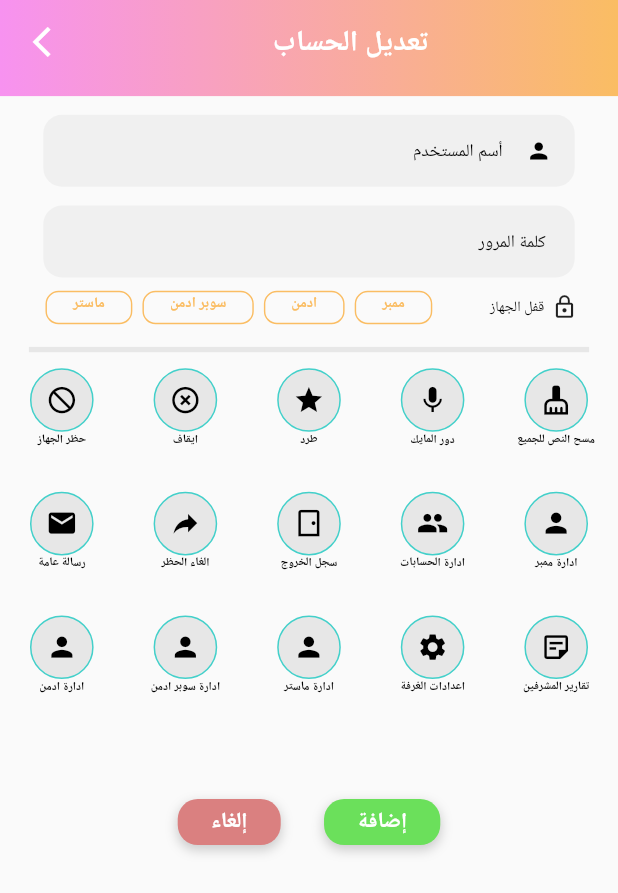
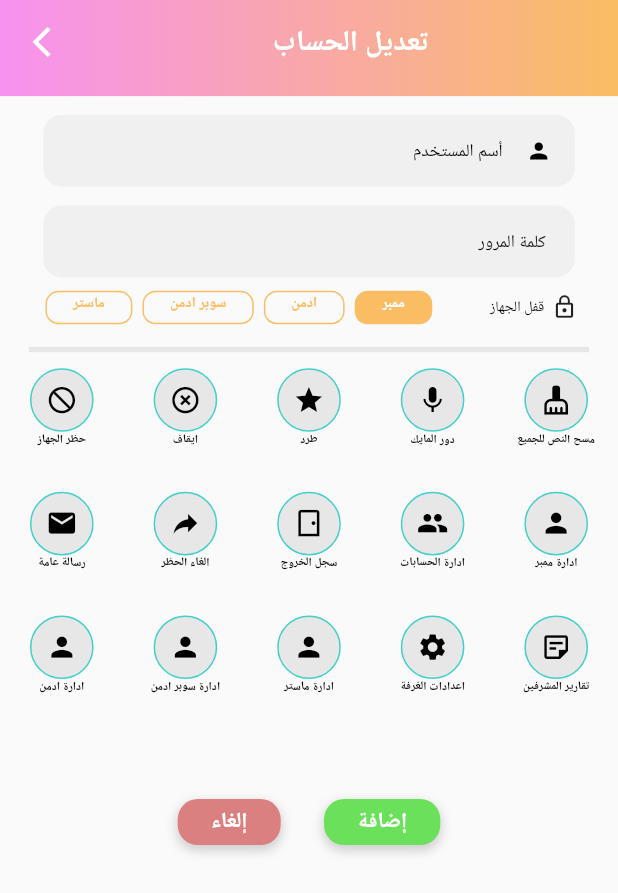
Before and after one commit to AlmohsenMyya/lametna, a Flutter app: the screen it shows after launch, on a phone screen of 412 x 824 dp. Shown: the top 893 px of the screen. Run offline on Flutter 3.47's test engine with Material 2 defaults, Android fonts, the phone set to English and light mode, and no system bars; our stand-ins replace carousel_slider, device_preview, flutter_colorpicker, flutter_screenutil, get, shared_preferences; Roboto replaces fonts that are missing (Portada, Segoe UI).

Commit message:
newnew
newnew

```diff
--- /dev/null
+++ b/lib/controllers/chat/room managment/rolesController.dart
@@ -0,0 +1,37 @@
+import 'package:flutter/material.dart';
+import 'package:get/get.dart';
+import 'package:get/state_manager.dart';
+
+class RolesController extends GetxController {
+  PageController pageController = PageController();
+  PageController alertPageController = PageController();
+  ScrollController _scrollController = ScrollController();
+  int selectedIndex = 0;
+  int alertIndex = 0;
+  int pageIndex;
+  int pageIndex1=1;
+  int pageIndex2=2;
+  int pageIndex3=3;
+  var isIcon1Highlighted = false.obs;
+  var isIcon2Highlighted = false.obs;
+
+  void changeIconColors() {
+
+  }
+  // void changePageColor(){
+  //   switch ( pageIndex <= pageIndex1) {
+  //     case Color(0xFFFABD63);
+  //   else {
+  //     pageIndex1 = 0;
+  //   }
+  //
+  // }}
+
+  void changeIndex(int index) {
+    selectedIndex = index;
+    isIcon1Highlighted.value = !isIcon1Highlighted.value;
+    isIcon2Highlighted.value = !isIcon2Highlighted.value;
+
+    update();
+  }
+}
--- a/lib/controllers/loginController.dart
+++ b/lib/controllers/loginController.dart
@@ -9,7 +9,7 @@ import 'package:lametna/controllers/Crud.dart';
 import 'package:flutter_screenutil/flutter_screenutil.dart';
 import 'package:lametna/controllers/userData/userCredentials.dart';
 import 'package:shared_preferences/shared_preferences.dart';
-import 'package:flutter_secure_storage/flutter_secure_storage.dart';
+//import 'package:flutter_secure_storage/flutter_secure_storage.dart';
 
 class LoginController extends GetxController {
   TextEditingController userNameController = TextEditingController();
@@ -20,13 +20,13 @@ class LoginController extends GetxController {
 
   Crud crud = Crud();
   //   SharedPreferences prefs = await prefs;
-  final storage = FlutterSecureStorage();
+  //final storage = FlutterSecureStorage();
 
   Future<void> getSavedPassword() async {
-    String username = await storage.read(key: 'username');
-    String password = await storage.read(key: 'password');
-    userNameController.text = username;
-    passwordController.text = password;
+   // String username = await storage.read(key: 'username');
+    //String password = await storage.read(key: 'password');
+   // userNameController.text = username;
+   // passwordController.text = password;
   }
 
   Future login(BuildContext context) async {
@@ -42,8 +42,8 @@ class LoginController extends GetxController {
       if (response['status'] == "success") {
         userName = response["data"]['username'];
         userId = response["data"]['userid'];
-        await storage.write(key: 'username', value: userNameController.text);
-        await storage.write(key: 'password', value: passwordController.text);
+       // await storage.write(key: 'username', value: userNameController.text);
+        //await storage.write(key: 'password', value: passwordController.text);
 
         Get.offAllNamed("/home");
 
--- a/lib/view/chat/room mangement/roles.dart
+++ b/lib/view/chat/room mangement/roles.dart
@@ -3,8 +3,10 @@
 import 'package:flutter/material.dart';
 import 'package:flutter/rendering.dart';
 import 'package:flutter_screenutil/flutter_screenutil.dart';
+import 'package:get/get.dart';
+import 'package:lametna/controllers/chat/room%20managment/rolesController.dart';
+import '../appBar.dart';
 
-import '../appBar.dart';
 
 var user = ["ممبر", "ادمن", "سوبر ادمن", "ماستر"];
 var icons = [
@@ -96,7 +98,10 @@ class RolesPage extends StatelessWidget {
               ),
             ),
           ),
-          Padding(
+          GetBuilder<RolesController>(
+              init: RolesController(),
+              builder: (controller) {
+                return Padding(
                   padding: EdgeInsets.symmetric(horizontal: 28.w, vertical: 10.h),
                   child: Row(
                     mainAxisAlignment: MainAxisAlignment.spaceBetween,
@@ -113,7 +118,17 @@ class RolesPage extends StatelessWidget {
                             child: Container(
                               padding: EdgeInsets.symmetric(
                                   horizontal: 18.w, vertical: 1.h),
-                        decoration: BoxDecoration(
+                              decoration:controller.selectedIndex == index
+                                  ? BoxDecoration(
+                                border: Border.all(
+                                  color: Color(0xFFFABD63),
+                                  style: BorderStyle.solid,
+                                  width: 1.0.w,
+                                ),
+                                color: Color(0xFFFABD63),
+                                borderRadius: BorderRadius.circular(9.0.sp),
+                              )
+                                  : BoxDecoration(
                                 border: Border.all(
                                   color: Color(0xFFFABD63),
                                   style: BorderStyle.solid,
@@ -121,12 +136,23 @@ class RolesPage extends StatelessWidget {
                                 ),
                                 borderRadius: BorderRadius.circular(9.0.sp),
                               ),
+                              child: GestureDetector(
+                                onTap: (){controller.changeIndex(index);},
                                 child: Text(user[index],
-                            style: TextStyle(
+                                    style:controller.selectedIndex == index
+                                        ?TextStyle(
+                                      color: Colors.white,
+                                      fontWeight: FontWeight.bold,
+                                      fontFamily: "Segoe UI",
                                       fontSize: 10.sp,
-                                color: Color(0xffFABD63),
+                                    )
+                                        : TextStyle(
+                                      color: Color(0xFFFABD63),
                                       fontWeight: FontWeight.bold,
-                                fontFamily: "Segoe UI")),
+                                      fontFamily: "Segoe UI",
+                                      fontSize: 10.sp,
+                                    )),
+                              ),
                             ),
                           ),
                         ),
@@ -151,6 +177,8 @@ class RolesPage extends StatelessWidget {
                       ),
                     ],
                   ),
+                );
+              }
           ),
           Padding(
             padding: EdgeInsets.symmetric(horizontal: 20.w),
@@ -234,6 +262,8 @@ class RolesPage extends StatelessWidget {
   }
 
   Widget accessBuilder(int index, BuildContext context) {
+    return GetBuilder<RolesController>(
+        builder: (controller) {
           return Padding(
             padding: EdgeInsets.symmetric(horizontal: 5.w, vertical: 5.h),
             child: GestureDetector(
@@ -251,12 +281,14 @@ class RolesPage extends StatelessWidget {
                         color: Color(0xFF43D0CA),
                         width: 1,
                       ),
-                color: Color(0xffE7E7E7),
+                      color: controller.isIcon2Highlighted.value
+                          ? Color(0xffFABD63)
+                          : Color(0xffE7E7E7),
                       borderRadius: BorderRadius.circular(360.r),
                     ),
                     child: Icon(
                       icons[index]["icon"],
-                color: Colors.black,
+                      color:Colors.black,
                       size: 22.sp,
                     ),
                   ),
@@ -272,4 +304,6 @@ class RolesPage extends StatelessWidget {
             ),
           );
         }
+    );
   }
+}
--- a/pubspec.yaml
+++ b/pubspec.yaml
@@ -58,7 +58,7 @@ dev_dependencies:
   flutter_colorpicker:
   carousel_slider:
   # agora_rtc_engine:
-  flutter_secure_storage:
+ # flutter_secure_storage:
 
 
 # For information on the generic Dart part of this file, see the
```
Also changed, not shown: pubspec.lock, 5 other files. Lines whose indentation alone changed are shown as unchanged.
